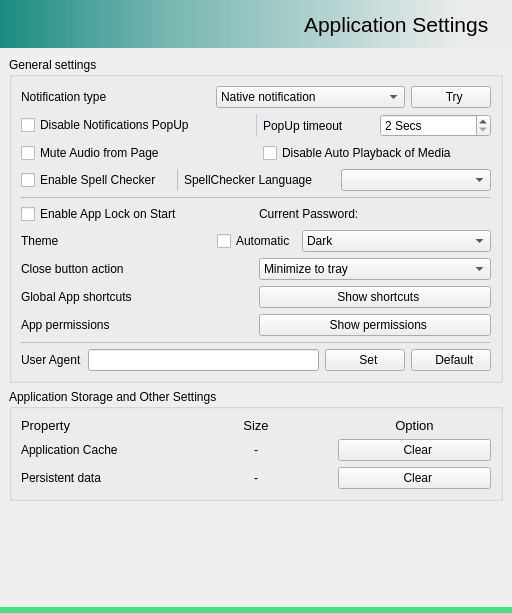
This is src/settingswidget.ui in keshavbhatt/whatsie as Qt 5 draws it before an edit. The edited form follows.
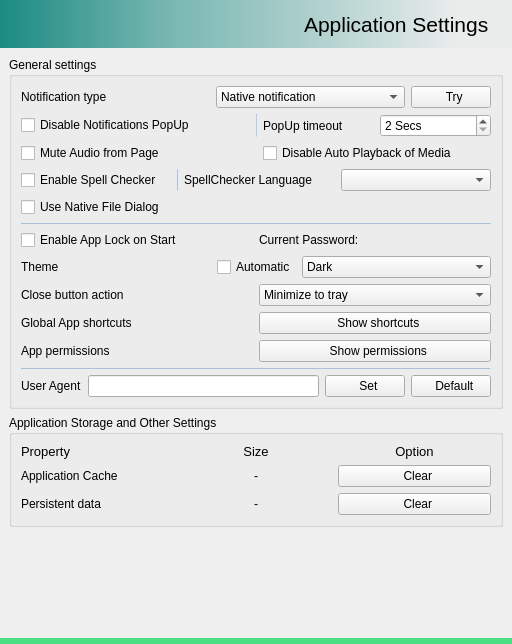
This is the edited form. Icons and pictures are not drawn.

```diff
--- a/src/settingswidget.ui
+++ b/src/settingswidget.ui
@@ -7,7 +7,7 @@
     <x>0</x>
     <y>0</y>
     <width>512</width>
-    <height>613</height>
+    <height>644</height>
    </rect>
   </property>
   <property name="windowTitle">
@@ -109,7 +109,147 @@
          <string>General settings</string>
         </property>
         <layout class="QGridLayout" name="gridLayout_4">
-         <item row="9" column="0">
+         <item row="12" column="0">
+          <layout class="QHBoxLayout" name="horizontalLayout_3">
+           <item>
+            <widget class="QLabel" name="label_4">
+             <property name="text">
+              <string>User Agent</string>
+             </property>
+            </widget>
+           </item>
+           <item>
+            <widget class="QLineEdit" name="userAgentLineEdit"/>
+           </item>
+           <item>
+            <widget class="QPushButton" name="setUserAgent">
+             <property name="text">
+              <string>  Set</string>
+             </property>
+             <property name="icon">
+              <iconset resource="icons.qrc">
+               <normaloff>:/icons/categories/utilities.png</normaloff>:/icons/categories/utilities.png</iconset>
+             </property>
+            </widget>
+           </item>
+           <item>
+            <widget class="QPushButton" name="defaultUserAgentButton">
+             <property name="text">
+              <string>  Default</string>
+             </property>
+             <property name="icon">
+              <iconset resource="icons.qrc">
+               <normaloff>:/icons/refresh-line.png</normaloff>:/icons/refresh-line.png</iconset>
+             </property>
+            </widget>
+           </item>
+          </layout>
+         </item>
+         <item row="8" column="0">
+          <layout class="QHBoxLayout" name="horizontalLayout">
+           <item>
+            <widget class="QLabel" name="label">
+             <property name="text">
+              <string>Close button action</string>
+             </property>
+            </widget>
+           </item>
+           <item>
+            <widget class="QComboBox" name="closeButtonActionComboBox">
+             <item>
+              <property name="text">
+               <string>Minimize to tray</string>
+              </property>
+              <property name="icon">
+               <iconset resource="icons.qrc">
+                <normaloff>:/icons/window-2-line.png</normaloff>:/icons/window-2-line.png</iconset>
+              </property>
+             </item>
+             <item>
+              <property name="text">
+               <string>Quit Application</string>
+              </property>
+              <property name="icon">
+               <iconset resource="icons.qrc">
+                <normaloff>:/icons/shut-down-line.png</normaloff>:/icons/shut-down-line.png</iconset>
+              </property>
+             </item>
+            </widget>
+           </item>
+          </layout>
+         </item>
+         <item row="4" column="0">
+          <widget class="Line" name="line_2">
+           <property name="minimumSize">
+            <size>
+             <width>0</width>
+             <height>1</height>
+            </size>
+           </property>
+           <property name="maximumSize">
+            <size>
+             <width>16777215</width>
+             <height>1</height>
+            </size>
+           </property>
+           <property name="styleSheet">
+            <string notr="true">background-color: rgba(63, 129, 216, 48);</string>
+           </property>
+           <property name="frameShadow">
+            <enum>QFrame::Raised</enum>
+           </property>
+           <property name="orientation">
+            <enum>Qt::Horizontal</enum>
+           </property>
+          </widget>
+         </item>
+         <item row="2" column="0">
+          <layout class="QHBoxLayout" name="horizontalLayout_5">
+           <item>
+            <widget class="QCheckBox" name="enableSpellCheck">
+             <property name="text">
+              <string>Enable Spell Checker</string>
+             </property>
+            </widget>
+           </item>
+           <item>
+            <widget class="Line" name="line">
+             <property name="minimumSize">
+              <size>
+               <width>1</width>
+               <height>0</height>
+              </size>
+             </property>
+             <property name="maximumSize">
+              <size>
+               <width>1</width>
+               <height>16777215</height>
+              </size>
+             </property>
+             <property name="styleSheet">
+              <string notr="true">background-color: rgba(63, 129, 216, 48);</string>
+             </property>
+             <property name="frameShadow">
+              <enum>QFrame::Raised</enum>
+             </property>
+             <property name="orientation">
+              <enum>Qt::Vertical</enum>
+             </property>
+            </widget>
+           </item>
+           <item>
+            <widget class="QLabel" name="label_8">
+             <property name="text">
+              <string>SpellChecker Language</string>
+             </property>
+            </widget>
+           </item>
+           <item>
+            <widget class="QComboBox" name="dictComboBox"/>
+           </item>
+          </layout>
+         </item>
+         <item row="10" column="0">
           <layout class="QHBoxLayout" name="horizontalLayout_8">
            <property name="topMargin">
             <number>0</number>
@@ -134,6 +274,101 @@
            </item>
           </layout>
          </item>
+         <item row="9" column="0">
+          <layout class="QHBoxLayout" name="horizontalLayout_6">
+           <item>
+            <widget class="QLabel" name="label_9">
+             <property name="text">
+              <string>Global App shortcuts</string>
+             </property>
+            </widget>
+           </item>
+           <item>
+            <widget class="QPushButton" name="showShortcutsButton">
+             <property name="text">
+              <string>  Show shortcuts</string>
+             </property>
+             <property name="icon">
+              <iconset resource="icons.qrc">
+               <normaloff>:/icons/share-forward-line.png</normaloff>:/icons/share-forward-line.png</iconset>
+             </property>
+            </widget>
+           </item>
+          </layout>
+         </item>
+         <item row="5" column="0">
+          <layout class="QHBoxLayout" name="horizontalLayout_4">
+           <property name="topMargin">
+            <number>0</number>
+           </property>
+           <item>
+            <widget class="QCheckBox" name="applock_checkbox">
+             <property name="toolTip">
+              <string>&lt;html&gt;&lt;head/&gt;&lt;body&gt;&lt;p&gt;Enable application lock screen.&lt;/p&gt;&lt;/body&gt;&lt;/html&gt;</string>
+             </property>
+             <property name="text">
+              <string>Enable App Lock on Start</string>
+             </property>
+            </widget>
+           </item>
+           <item>
+            <widget class="QLabel" name="current_password">
+             <property name="text">
+              <string>Current Password:</string>
+             </property>
+            </widget>
+           </item>
+          </layout>
+         </item>
+         <item row="7" column="0">
+          <layout class="QHBoxLayout" name="horizontalLayout_2">
+           <item>
+            <widget class="QLabel" name="label_2">
+             <property name="text">
+              <string>Theme</string>
+             </property>
+            </widget>
+           </item>
+           <item>
+            <widget class="QCheckBox" name="automaticThemeCheckBox">
+             <property name="sizePolicy">
+              <sizepolicy hsizetype="Maximum" vsizetype="Fixed">
+               <horstretch>0</horstretch>
+               <verstretch>0</verstretch>
+              </sizepolicy>
+             </property>
+             <property name="toolTip">
+              <string>&lt;html&gt;&lt;head/&gt;&lt;body&gt;&lt;p&gt;Based on your system timezone and location.&lt;/p&gt;&lt;/body&gt;&lt;/html&gt;</string>
+             </property>
+             <property name="text">
+              <string>Automatic</string>
+             </property>
+            </widget>
+           </item>
+           <item>
+            <widget class="QComboBox" name="themeComboBox">
+             <item>
+              <property name="text">
+               <string>Dark</string>
+              </property>
+              <property name="icon">
+               <iconset resource="icons.qrc">
+                <normaloff>:/icons/moon-line.png</normaloff>:/icons/moon-line.png</iconset>
+              </property>
+             </item>
+             <item>
+              <property name="text">
+               <string>Light</string>
+              </property>
+              <property name="icon">
+               <iconset resource="icons.qrc">
+                <normaloff>:/icons/lightbulb-line.png</normaloff>:/icons/lightbulb-line.png</iconset>
+              </property>
+             </item>
+            </widget>
+           </item>
+          </layout>
+         </item>
          <item row="0" column="0">
           <layout class="QHBoxLayout" name="horizontalLayout_11">
            <item>
@@ -184,74 +419,6 @@
            </item>
           </layout>
          </item>
-         <item row="2" column="0">
-          <layout class="QHBoxLayout" name="horizontalLayout_5">
-           <item>
-            <widget class="QCheckBox" name="enableSpellCheck">
-             <property name="text">
-              <string>Enable Spell Checker</string>
-             </property>
-            </widget>
-           </item>
-           <item>
-            <widget class="Line" name="line">
-             <property name="minimumSize">
-              <size>
-               <width>1</width>
-               <height>0</height>
-              </size>
-             </property>
-             <property name="maximumSize">
-              <size>
-               <width>1</width>
-               <height>16777215</height>
-              </size>
-             </property>
-             <property name="styleSheet">
-              <string notr="true">background-color: rgba(63, 129, 216, 48);</string>
-             </property>
-             <property name="frameShadow">
-              <enum>QFrame::Raised</enum>
-             </property>
-             <property name="orientation">
-              <enum>Qt::Vertical</enum>
-             </property>
-            </widget>
-           </item>
-           <item>
-            <widget class="QLabel" name="label_8">
-             <property name="text">
-              <string>SpellChecker Language</string>
-             </property>
-            </widget>
-           </item>
-           <item>
-            <widget class="QComboBox" name="dictComboBox"/>
-           </item>
-          </layout>
-         </item>
-         <item row="8" column="0">
-          <layout class="QHBoxLayout" name="horizontalLayout_6">
-           <item>
-            <widget class="QLabel" name="label_9">
-             <property name="text">
-              <string>Global App shortcuts</string>
-             </property>
-            </widget>
-           </item>
-           <item>
-            <widget class="QPushButton" name="showShortcutsButton">
-             <property name="text">
-              <string>  Show shortcuts</string>
-             </property>
-             <property name="icon">
-              <iconset resource="icons.qrc">
-               <normaloff>:/icons/share-forward-line.png</normaloff>:/icons/share-forward-line.png</iconset>
-             </property>
-            </widget>
-           </item>
-          </layout>
-         </item>
          <item row="1" column="0">
           <layout class="QGridLayout" name="gridLayout">
            <item row="0" column="1">
@@ -323,174 +490,7 @@
            </item>
           </layout>
          </item>
-         <item row="4" column="0">
-          <layout class="QHBoxLayout" name="horizontalLayout_4">
-           <property name="topMargin">
-            <number>0</number>
-           </property>
-           <item>
-            <widget class="QCheckBox" name="applock_checkbox">
-             <property name="toolTip">
-              <string>&lt;html&gt;&lt;head/&gt;&lt;body&gt;&lt;p&gt;Enable application lock screen.&lt;/p&gt;&lt;/body&gt;&lt;/html&gt;</string>
-             </property>
-             <property name="text">
-              <string>Enable App Lock on Start</string>
-             </property>
-            </widget>
-           </item>
-           <item>
-            <widget class="QLabel" name="current_password">
-             <property name="text">
-              <string>Current Password:</string>
-             </property>
-            </widget>
-           </item>
-          </layout>
-         </item>
          <item row="11" column="0">
-          <layout class="QHBoxLayout" name="horizontalLayout_3">
-           <item>
-            <widget class="QLabel" name="label_4">
-             <property name="text">
-              <string>User Agent</string>
-             </property>
-            </widget>
-           </item>
-           <item>
-            <widget class="QLineEdit" name="userAgentLineEdit"/>
-           </item>
-           <item>
-            <widget class="QPushButton" name="setUserAgent">
-             <property name="text">
-              <string>  Set</string>
-             </property>
-             <property name="icon">
-              <iconset resource="icons.qrc">
-               <normaloff>:/icons/categories/utilities.png</normaloff>:/icons/categories/utilities.png</iconset>
-             </property>
-            </widget>
-           </item>
-           <item>
-            <widget class="QPushButton" name="defaultUserAgentButton">
-             <property name="text">
-              <string>  Default</string>
-             </property>
-             <property name="icon">
-              <iconset resource="icons.qrc">
-               <normaloff>:/icons/refresh-line.png</normaloff>:/icons/refresh-line.png</iconset>
-             </property>
-            </widget>
-           </item>
-          </layout>
-         </item>
-         <item row="6" column="0">
-          <layout class="QHBoxLayout" name="horizontalLayout_2">
-           <item>
-            <widget class="QLabel" name="label_2">
-             <property name="text">
-              <string>Theme</string>
-             </property>
-            </widget>
-           </item>
-           <item>
-            <widget class="QCheckBox" name="automaticThemeCheckBox">
-             <property name="sizePolicy">
-              <sizepolicy hsizetype="Maximum" vsizetype="Fixed">
-               <horstretch>0</horstretch>
-               <verstretch>0</verstretch>
-              </sizepolicy>
-             </property>
-             <property name="toolTip">
-              <string>&lt;html&gt;&lt;head/&gt;&lt;body&gt;&lt;p&gt;Based on your system timezone and location.&lt;/p&gt;&lt;/body&gt;&lt;/html&gt;</string>
-             </property>
-             <property name="text">
-              <string>Automatic</string>
-             </property>
-            </widget>
-           </item>
-           <item>
-            <widget class="QComboBox" name="themeComboBox">
-             <item>
-              <property name="text">
-               <string>Dark</string>
-              </property>
-              <property name="icon">
-               <iconset resource="icons.qrc">
-                <normaloff>:/icons/moon-line.png</normaloff>:/icons/moon-line.png</iconset>
-              </property>
-             </item>
-             <item>
-              <property name="text">
-               <string>Light</string>
-              </property>
-              <property name="icon">
-               <iconset resource="icons.qrc">
-                <normaloff>:/icons/lightbulb-line.png</normaloff>:/icons/lightbulb-line.png</iconset>
-              </property>
-             </item>
-            </widget>
-           </item>
-          </layout>
-         </item>
-         <item row="3" column="0">
-          <widget class="Line" name="line_2">
-           <property name="minimumSize">
-            <size>
-             <width>0</width>
-             <height>1</height>
-            </size>
-           </property>
-           <property name="maximumSize">
-            <size>
-             <width>16777215</width>
-             <height>1</height>
-            </size>
-           </property>
-           <property name="styleSheet">
-            <string notr="true">background-color: rgba(63, 129, 216, 48);</string>
-           </property>
-           <property name="frameShadow">
-            <enum>QFrame::Raised</enum>
-           </property>
-           <property name="orientation">
-            <enum>Qt::Horizontal</enum>
-           </property>
-          </widget>
-         </item>
-         <item row="7" column="0">
-          <layout class="QHBoxLayout" name="horizontalLayout">
-           <item>
-            <widget class="QLabel" name="label">
-             <property name="text">
-              <string>Close button action</string>
-             </property>
-            </widget>
-           </item>
-           <item>
-            <widget class="QComboBox" name="closeButtonActionComboBox">
-             <item>
-              <property name="text">
-               <string>Minimize to tray</string>
-              </property>
-              <property name="icon">
-               <iconset resource="icons.qrc">
-                <normaloff>:/icons/window-2-line.png</normaloff>:/icons/window-2-line.png</iconset>
-              </property>
-             </item>
-             <item>
-              <property name="text">
-               <string>Quit Application</string>
-              </property>
-              <property name="icon">
-               <iconset resource="icons.qrc">
-                <normaloff>:/icons/shut-down-line.png</normaloff>:/icons/shut-down-line.png</iconset>
-              </property>
-             </item>
-            </widget>
-           </item>
-          </layout>
-         </item>
-         <item row="10" column="0">
           <widget class="Line" name="line_4">
            <property name="minimumSize">
             <size>
@@ -515,6 +515,17 @@
            </property>
           </widget>
          </item>
+         <item row="3" column="0">
+          <layout class="QHBoxLayout" name="horizontalLayout_10">
+           <item>
+            <widget class="QCheckBox" name="useNativeFileDialog">
+             <property name="text">
+              <string>Use Native File Dialog</string>
+             </property>
+            </widget>
+           </item>
+          </layout>
+         </item>
         </layout>
        </widget>
       </item>
```
